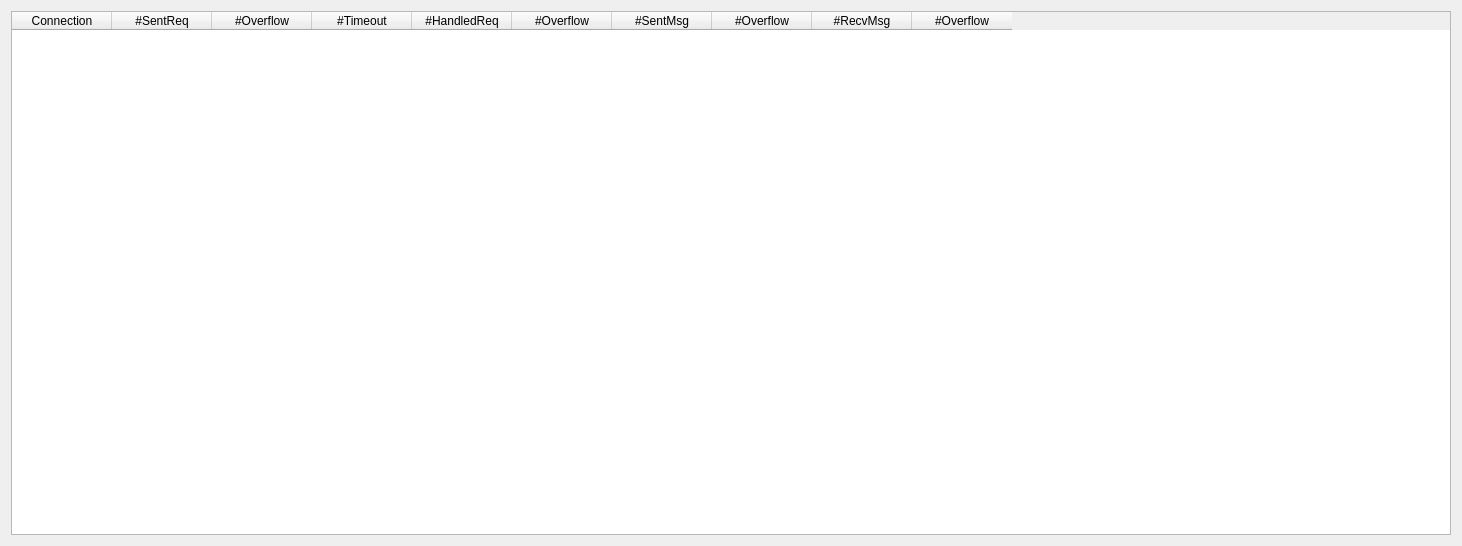
First picture: the form in src/dose/dose_dobexplorer.ss/src/connectionstatsaggregated.ui, repository SafirSDK/safir-sdk-core, before the edit.
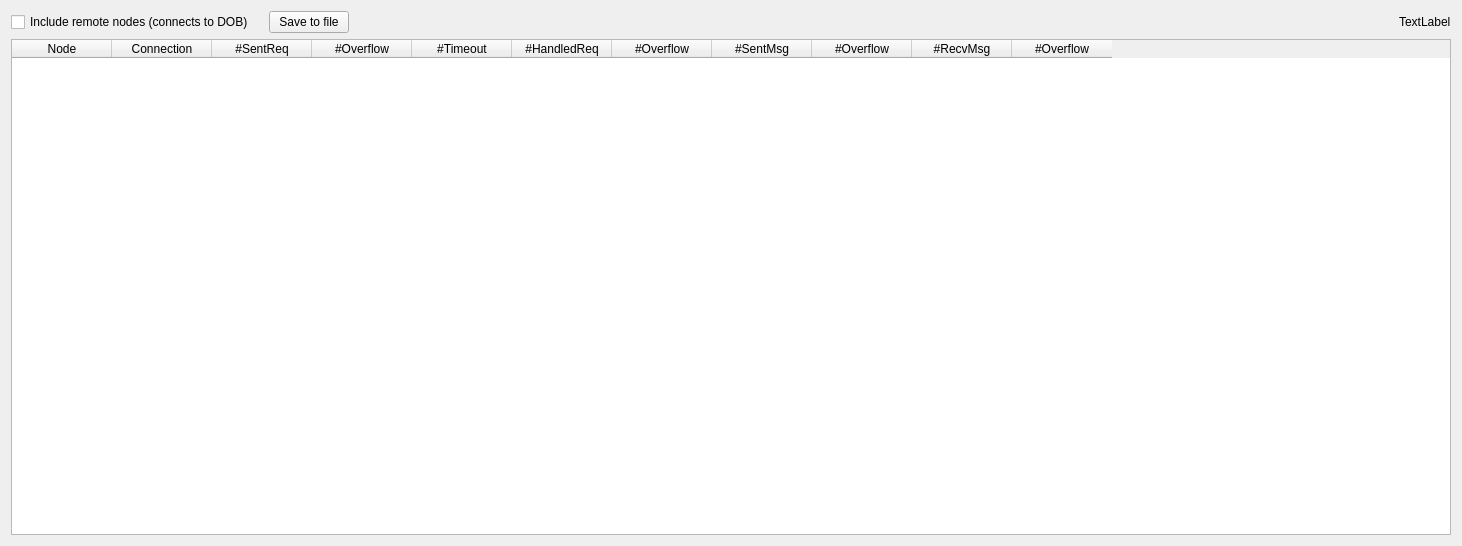
Second picture: the form after the edit.

Commit message: #477 - Added service in safir_status for retrieving connection statistics. Added dobexplorer support for showing connections statistics from all nodes.

The edit to the form file:
```diff
--- a/src/dose/dose_dobexplorer.ss/src/connectionstatsaggregated.ui
+++ b/src/dose/dose_dobexplorer.ss/src/connectionstatsaggregated.ui
@@ -14,6 +14,53 @@
    <string>Form</string>
   </property>
   <layout class="QVBoxLayout" name="verticalLayout">
+   <item>
+    <layout class="QHBoxLayout" name="horizontalLayout">
+     <property name="spacing">
+      <number>15</number>
+     </property>
+     <item>
+      <widget class="QCheckBox" name="remoteNodesCheckbox">
+       <property name="minimumSize">
+        <size>
+         <width>0</width>
+         <height>0</height>
+        </size>
+       </property>
+       <property name="text">
+        <string>Include remote nodes (connects to DOB)</string>
+       </property>
+      </widget>
+     </item>
+     <item>
+      <widget class="QPushButton" name="saveButton">
+       <property name="text">
+        <string>Save to file</string>
+       </property>
+      </widget>
+     </item>
+     <item>
+      <spacer name="horizontalSpacer">
+       <property name="orientation">
+        <enum>Qt::Horizontal</enum>
+       </property>
+       <property name="sizeHint" stdset="0">
+        <size>
+         <width>40</width>
+         <height>20</height>
+        </size>
+       </property>
+      </spacer>
+     </item>
+     <item>
+      <widget class="QLabel" name="statusLabel">
+       <property name="text">
+        <string>TextLabel</string>
+       </property>
+      </widget>
+     </item>
+    </layout>
+   </item>
    <item>
     <widget class="QTableWidget" name="tableWidget">
      <property name="sizePolicy">
@@ -25,6 +72,11 @@
      <property name="sizeAdjustPolicy">
       <enum>QAbstractScrollArea::AdjustIgnored</enum>
      </property>
+     <column>
+      <property name="text">
+       <string>Node</string>
+      </property>
+     </column>
      <column>
       <property name="text">
        <string>Connection</string>
```
The commit also changes 20 other files.
